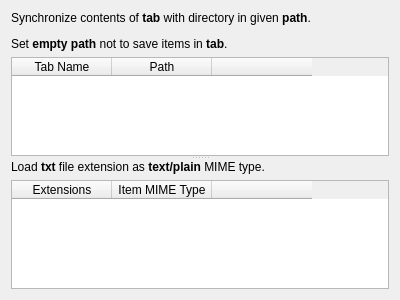
First picture: the form in plugins/itemsync/itemsyncsettings.ui, repository hluk/CopyQ, before the edit.
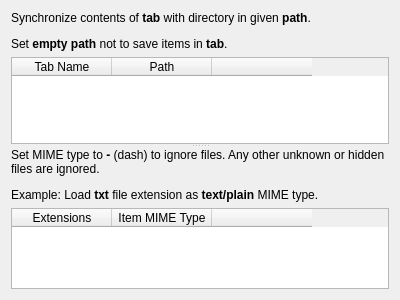
Second picture: the form after the edit.

Commit message: ItemSync: Ignore files if format is - and properly update items

```diff
--- a/plugins/itemsync/itemsyncsettings.ui
+++ b/plugins/itemsync/itemsyncsettings.ui
@@ -24,6 +24,9 @@
           <string>&lt;p&gt;Synchronize contents of &lt;strong&gt;tab&lt;/strong&gt; with directory in given &lt;strong&gt;path&lt;/strong&gt;.&lt;/p&gt;
 &lt;p&gt;Set &lt;strong&gt;empty path&lt;/strong&gt; not to save items in &lt;strong&gt;tab&lt;/strong&gt;.&lt;/p&gt;</string>
          </property>
+         <property name="wordWrap">
+          <bool>true</bool>
+         </property>
         </widget>
        </item>
        <item>
@@ -61,7 +64,11 @@
        <item>
         <widget class="QLabel" name="label_3">
          <property name="text">
-          <string>Load &lt;strong&gt;txt&lt;/strong&gt; file extension as &lt;strong&gt;text/plain&lt;/strong&gt; MIME type.</string>
+          <string>&lt;p&gt;Set MIME type to &lt;strong&gt;-&lt;/strong&gt; (dash) to ignore files. Any other unknown or hidden files are ignored.&lt;/p&gt;
+&lt;p&gt;Example: Load &lt;strong&gt;txt&lt;/strong&gt; file extension as &lt;strong&gt;text/plain&lt;/strong&gt; MIME type.&lt;/p&gt;</string>
+         </property>
+         <property name="wordWrap">
+          <bool>true</bool>
          </property>
         </widget>
        </item>
```
The commit also changes 1 other file.
